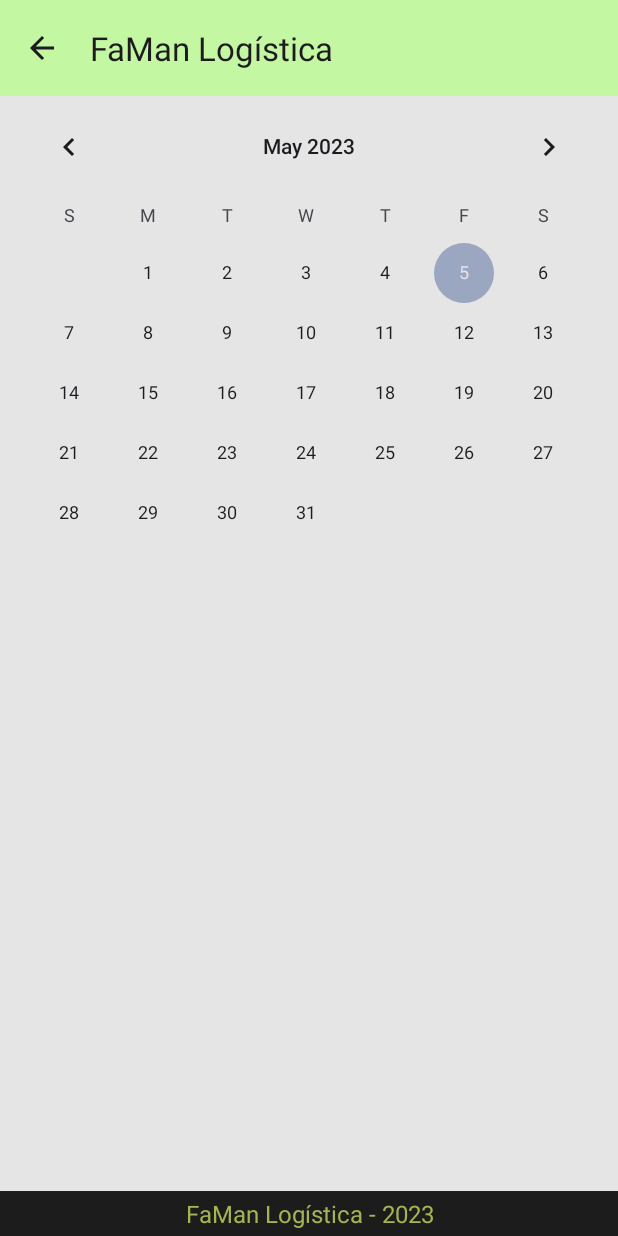
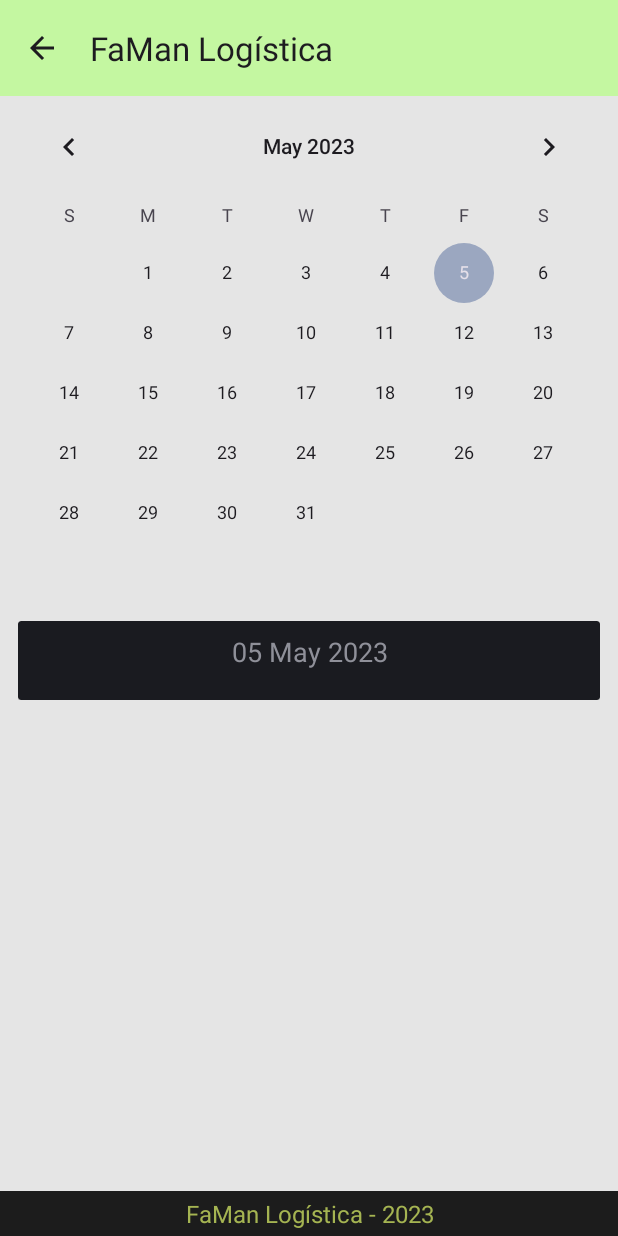
Before and after one commit to CarlosFinelli/Medicao-05-23, an Android app: the CalendarioActivity screen opened directly, with no data from a screen before it, on a phone screen of 412 x 824 dp. Run offline under Robolectric (Android 15) with nearby library versions, the phone set to English and light mode, and no system bars; network calls fail.

Commit message:
Finalização do módulo 4

```diff
--- a/app/src/main/AndroidManifest.xml
+++ b/app/src/main/AndroidManifest.xml
@@ -3,6 +3,7 @@
     xmlns:tools="http://schemas.android.com/tools">
 
     <uses-permission android:name="android.permission.INTERNET" />
+    <uses-permission android:name="android.permission.WRITE_EXTERNAL_STORAGE" />
 
     <application
         android:allowBackup="true"
--- /dev/null
+++ b/app/src/main/java/com/example/famanlogistica/adapters/AdapterCalendario.kt
@@ -0,0 +1,46 @@
+package com.example.famanlogistica.adapters
+
+import android.content.Context
+import android.icu.text.SimpleDateFormat
+import android.view.LayoutInflater
+import android.view.View
+import android.view.ViewGroup
+import android.widget.TextView
+import androidx.recyclerview.widget.LinearLayoutManager
+import androidx.recyclerview.widget.RecyclerView
+import com.example.famanlogistica.R
+import com.example.famanlogistica.classes.Eventos
+
+class AdapterCalendario(
+    private val context: Context,
+    private val arrayList: ArrayList<Eventos>,
+    private val arrayDatas: ArrayList<String>
+) : RecyclerView.Adapter<AdapterCalendario.ViewHolder>() {
+
+    class ViewHolder(itemView: View) : RecyclerView.ViewHolder(itemView) {
+        val textData = itemView.findViewById<TextView>(R.id.text_data)
+        val recyclerView = itemView.findViewById<RecyclerView>(R.id.recycler_events)
+    }
+
+    override fun onCreateViewHolder(parent: ViewGroup, viewType: Int): ViewHolder {
+        return ViewHolder(LayoutInflater.from(context).inflate(R.layout.adapter_calendario, parent, false))
+    }
+
+    override fun getItemCount(): Int {
+        return arrayDatas.size
+    }
+
+    override fun onBindViewHolder(holder: ViewHolder, position: Int) {
+        val dateFormat = SimpleDateFormat("dd/MM/yyyy")
+        val data = arrayDatas[position]
+        holder.textData.setText(SimpleDateFormat("dd MMMM yyyy").format(dateFormat.parse(data)))
+        val array = ArrayList<Eventos>()
+        if (arrayDatas.size > 0) {
+            arrayList.forEach {
+                if(it.data_solitaria == data) array.add(it)
+            }
+            holder.recyclerView.layoutManager = LinearLayoutManager(context)
+            holder.recyclerView.adapter = AdapterItemsCalendario(context, array)
+        }
+    }
+}
--- a/app/src/main/java/com/example/famanlogistica/classes/Eventos.kt
+++ b/app/src/main/java/com/example/famanlogistica/classes/Eventos.kt
@@ -6,4 +6,6 @@ class Eventos {
     lateinit var descricao: String
     lateinit var data: String
     lateinit var tolerancia: String
+    lateinit var data_solitaria: String
+    var tipo: Int? = null
 }
--- a/app/src/main/java/com/example/famanlogistica/helpers/Routes.kt
+++ b/app/src/main/java/com/example/famanlogistica/helpers/Routes.kt
@@ -3,4 +3,5 @@ package com.example.famanlogistica.helpers
 object Routes {
     val URL_TIMEZONE = "http://worldtimeapi.org/api/timezone/America/Sao_Paulo"
     val URL_PREVISAO = "https://brasilapi.com.br/api/cptec/v1/clima/previsao/222/3"
+    val URL_FERIADOS = "https://brasilapi.com.br/api/feriados/v1/2023"
 }
--- a/app/src/main/java/com/example/famanlogistica/views/calendario/CalendarioActivity.kt
+++ b/app/src/main/java/com/example/famanlogistica/views/calendario/CalendarioActivity.kt
@@ -25,21 +25,7 @@ class CalendarioActivity : AppCompatActivity() {
         supportActionBar?.setDisplayHomeAsUpEnabled(true)
 
         viewModel = ViewModelProvider(this).get(CalendarioViewModel::class.java)
-        val mainLayout = binding.mainLayout
-        val calendario = binding.calendario
-        calendario.setOnDateChangeListener { view, year, month, dayOfMonth ->
-            val simpleDateFormat = SimpleDateFormat("dd MMMM ")
-            val date = Calendar.getInstance()
-            date.set(year, month, dayOfMonth)
-            mainLayout.alpha = 0.5f
-            binding.cardDialog.visibility = View.VISIBLE
-            binding.textTitle.setText(simpleDateFormat.format(date.time))
-        }
-
-        binding.btnClose.setOnClickListener {
-            binding.cardDialog.visibility = View.GONE
-            mainLayout.alpha = 1f
-        }
+        viewModel.setComponents(baseContext, binding)
     }
 
     override fun onOptionsItemSelected(item: MenuItem): Boolean {
--- a/app/src/main/java/com/example/famanlogistica/views/calendario/CalendarioViewModel.kt
+++ b/app/src/main/java/com/example/famanlogistica/views/calendario/CalendarioViewModel.kt
@@ -1,6 +1,72 @@
 package com.example.famanlogistica.views.calendario
 
+import android.content.Context
+import android.view.View
 import androidx.lifecycle.ViewModel
+import androidx.recyclerview.widget.LinearLayoutManager
+import com.example.famanlogistica.adapters.AdapterCalendario
+import com.example.famanlogistica.adapters.AdapterItems
+import com.example.famanlogistica.adapters.AdapterItemsCalendario
+import com.example.famanlogistica.classes.Eventos
+import com.example.famanlogistica.databinding.ActivityCalendarioBinding
+import com.example.famanlogistica.helpers.DatabaseHelper
+import java.text.SimpleDateFormat
+import java.util.Calendar
 
 class CalendarioViewModel : ViewModel() {
+
+    fun setComponents(context: Context, binding: ActivityCalendarioBinding) {
+        val mainLayout = binding.mainLayout
+        val calendario = binding.calendario
+        calendario.setOnDateChangeListener { view, year, month, dayOfMonth ->
+            val simpleDateFormat = SimpleDateFormat("dd MMMM ")
+            val date = Calendar.getInstance()
+            date.set(year, month, dayOfMonth)
+            mainLayout.alpha = 0.5f
+            binding.cardDialog.visibility = View.VISIBLE
+            binding.textTitle.setText(simpleDateFormat.format(date.time))
+            showDay(context, binding, date)
+        }
+
+        binding.btnClose.setOnClickListener {
+            binding.cardDialog.visibility = View.GONE
+            mainLayout.alpha = 1f
+        }
+
+        loadData(context, binding)
+    }
+
+    private fun loadData(context: Context, binding: ActivityCalendarioBinding) {
+        val db = DatabaseHelper(context)
+        val arrayData = db.selectAll(SimpleDateFormat("dd/MM/yyyy").format(Calendar.getInstance().time))
+        val arrayDatas = ArrayList<String>()
+        arrayDatas.add(SimpleDateFormat("dd/MM/yyyy").format(Calendar.getInstance().time))
+        arrayData.sortBy { it.data_solitaria }
+//        arrayData.forEach {
+//            arrayDatas.add(it.data_solitaria)
+//        }
+        arrayData.distinctBy { it }
+        binding.listEventos.layoutManager = LinearLayoutManager(context)
+        binding.listEventos.adapter = AdapterCalendario(context, arrayData, arrayDatas)
+    }
+
+    fun showDay(context: Context, binding: ActivityCalendarioBinding, calendar: Calendar) {
+        val dateFormat = SimpleDateFormat("dd/MM/yyyy")
+
+        val db = DatabaseHelper(context)
+        val arrayData = db.selectAll(SimpleDateFormat("dd/MM/yyyy").format(calendar.time))
+        val arrayDatas = ArrayList<String>()
+        arrayData.sortBy { it.data_solitaria }
+//        arrayData.forEach {
+//            arrayDatas.add(it.data_solitaria)
+//        }
+        arrayData.distinctBy { it }
+        var date = dateFormat.format(calendar.time)
+        arrayDatas.add(date)
+        binding.listDay.layoutManager = LinearLayoutManager(context)
+        binding.listDay.adapter = AdapterItemsCalendario(context, arrayData)
+
+        binding.listEventos.layoutManager = LinearLayoutManager(context)
+        binding.listEventos.adapter = AdapterCalendario(context, arrayData, arrayDatas)
+    }
 }
--- a/app/src/main/java/com/example/famanlogistica/views/chegada/ChegadaViewModel.kt
+++ b/app/src/main/java/com/example/famanlogistica/views/chegada/ChegadaViewModel.kt
@@ -15,7 +15,8 @@ class ChegadaViewModel : ViewModel() {
     fun insertChegada(context: Context, binding: ActivityChegadaBinding) {
         val db = DatabaseHelper(context)
         val evento = convertEvento(binding)
-        if (db.insertChegada(evento) != -1L) {
+        if (db.insertEvento(evento) != -1L) {
+        //if (db.insertChegada(evento) != -1L) {
             context.startActivity(Intent(context, MainActivity::class.java).setFlags(Intent.FLAG_ACTIVITY_NEW_TASK))
             Toast.makeText(context, "Sucesso ao inserir as informações!!", Toast.LENGTH_LONG).show()
         } else {
@@ -29,6 +30,8 @@ class ChegadaViewModel : ViewModel() {
         evento.descricao = binding.editDescricao.text.toString()
         evento.data = binding.editHorario.text.toString()
         evento.tolerancia = binding.editTolerancia.text.toString()
+        evento.data_solitaria = evento.data.substringBefore(' ')
+        evento.tipo = 1
         return evento
     }
 }
--- a/app/src/main/java/com/example/famanlogistica/views/saida/SaidaViewModel.kt
+++ b/app/src/main/java/com/example/famanlogistica/views/saida/SaidaViewModel.kt
@@ -15,7 +15,8 @@ class SaidaViewModel : ViewModel() {
     fun insertSaida(context: Context, binding: ActivitySaidaBinding) {
         val db = DatabaseHelper(context)
         val evento = convertEvento(binding)
-        if (db.insertSaida(evento) != -1L) {
+        //if (db.insertSaida(evento) != -1L) {
+        if (db.insertEvento(evento) != -1L) {
             context.startActivity(Intent(context, MainActivity::class.java).setFlags(Intent.FLAG_ACTIVITY_NEW_TASK))
             Toast.makeText(context, "Sucesso ao inserir as informações!!", Toast.LENGTH_LONG).show()
         } else {
@@ -29,6 +30,8 @@ class SaidaViewModel : ViewModel() {
         evento.descricao = binding.editDescricao.text.toString()
         evento.data = binding.editHorario.text.toString()
         evento.tolerancia = binding.editTolerancia.text.toString()
+        evento.data_solitaria = evento.data.substringBefore(' ')
+        evento.tipo = 2
         return evento
     }
 }
--- /dev/null
+++ b/app/src/main/res/drawable/outline_delete.xml
@@ -0,0 +1,5 @@
+<vector android:height="24dp" android:tint="#000000"
+    android:viewportHeight="24" android:viewportWidth="24"
+    android:width="24dp" xmlns:android="http://schemas.android.com/apk/res/android">
+    <path android:fillColor="@android:color/white" android:pathData="M16,9v10H8V9h8m-1.5,-6h-5l-1,1H5v2h14V4h-3.5l-1,-1zM18,7H6v12c0,1.1 0.9,2 2,2h8c1.1,0 2,-0.9 2,-2V7z"/>
+</vector>
--- /dev/null
+++ b/app/src/main/res/layout/adapter_calendario.xml
@@ -0,0 +1,40 @@
+<?xml version="1.0" encoding="utf-8"?>
+<androidx.constraintlayout.widget.ConstraintLayout xmlns:android="http://schemas.android.com/apk/res/android"
+    xmlns:app="http://schemas.android.com/apk/res-auto"
+    xmlns:tools="http://schemas.android.com/tools"
+    android:layout_width="match_parent"
+    android:layout_height="wrap_content"
+    android:padding="12dp">
+
+    <androidx.cardview.widget.CardView
+        android:layout_width="match_parent"
+        android:layout_height="wrap_content"
+        app:layout_constraintEnd_toEndOf="parent"
+        app:layout_constraintHorizontal_bias="0.5"
+        app:layout_constraintStart_toStartOf="parent"
+        app:layout_constraintTop_toTopOf="parent" >
+
+        <LinearLayout
+            android:layout_width="match_parent"
+            android:layout_height="match_parent"
+            android:orientation="vertical"
+            android:padding="8dp">
+
+            <TextView
+                android:id="@+id/text_data"
+                android:layout_width="match_parent"
+                android:layout_height="wrap_content"
+                android:text="TextView"
+                android:textSize="18sp"
+                android:textAlignment="center"/>
+
+            <androidx.recyclerview.widget.RecyclerView
+                android:id="@+id/recycler_events"
+                android:layout_width="match_parent"
+                android:layout_height="match_parent"
+                android:layout_marginTop="12dp"/>
+
+
+        </LinearLayout>
+    </androidx.cardview.widget.CardView>
+</androidx.constraintlayout.widget.ConstraintLayout>
```
Also changed, not shown: app/src/main/java/com/example/famanlogistica/adapters/AdapterEvento.kt (+9 -6 lines), app/src/main/java/com/example/famanlogistica/adapters/AdapterItemsCalendario.kt (added, +58 -0 lines), app/src/main/java/com/example/famanlogistica/helpers/DatabaseHelper.kt (+170 -3 lines), app/src/main/java/com/example/famanlogistica/views/main/MainViewModel.kt (+8 -4 lines), app/src/main/java/com/example/famanlogistica/views/pdf/PdfActivity.kt (+148 -3 lines), app/src/main/res/layout/adapter_items_calendario.xml (added, +50 -0 lines).
